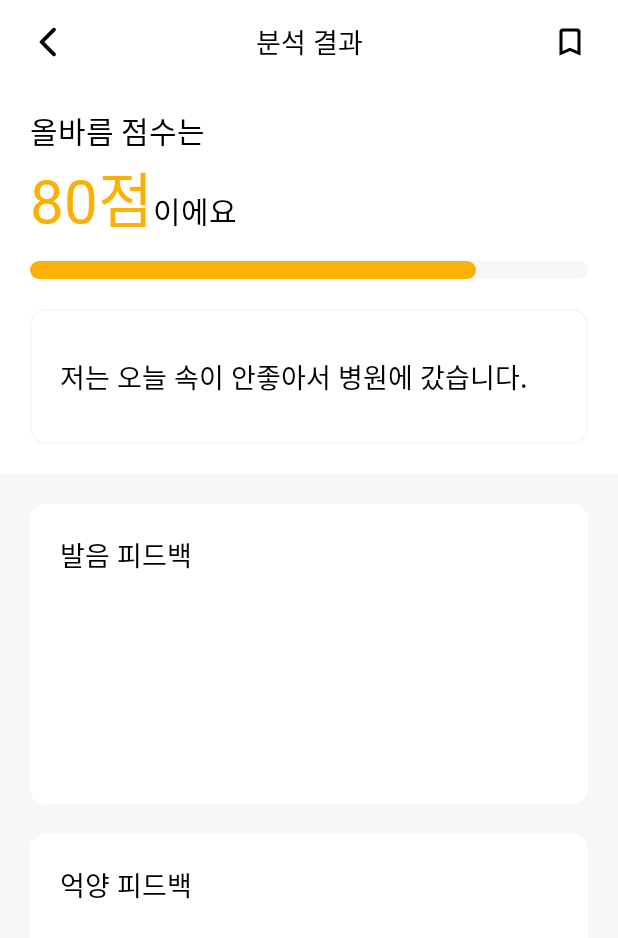
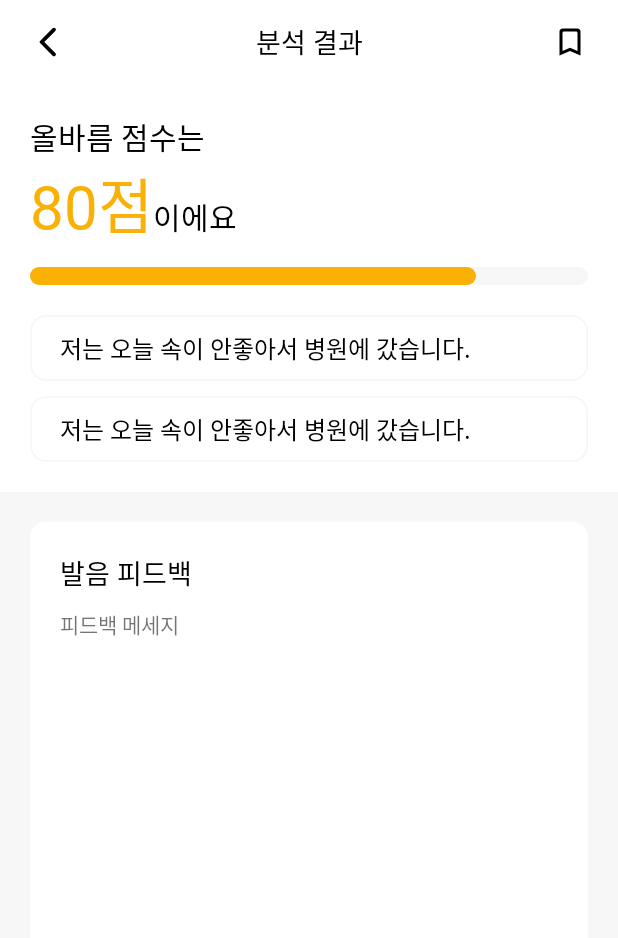
Before and after one commit to jiyuneel/Olbareum, an Android app: the FeedbackActivity screen opened directly, with no data from a screen before it, on a phone screen of 412 x 824 dp. Shown: the top 938 px of the screen. Run offline under Robolectric (Android 15) with nearby library versions, the light colour scheme and no system bars; pictures from the network do not load.

Commit message:
feat: FeedbackActivity로 피드백 데이터 전송

```diff
--- a/app/build.gradle.kts
+++ b/app/build.gradle.kts
@@ -1,6 +1,7 @@
 plugins {
     alias(libs.plugins.android.application)
     alias(libs.plugins.jetbrains.kotlin.android)
+    id("kotlin-parcelize")
 }
 
 android {
@@ -53,4 +54,6 @@ dependencies {
     implementation("com.squareup.retrofit2:retrofit:2.11.0")
     implementation("com.squareup.retrofit2:converter-gson:2.11.0")
     implementation("com.squareup.okhttp3:okhttp:4.12.0")
+
+    implementation("com.github.bumptech.glide:glide:4.16.0")
 }
--- a/app/src/main/java/com/olbareum/olbareum/FeedbackActivity.kt
+++ b/app/src/main/java/com/olbareum/olbareum/FeedbackActivity.kt
@@ -2,7 +2,9 @@ package com.olbareum.olbareum
 
 import android.os.Bundle
 import androidx.appcompat.app.AppCompatActivity
+import com.bumptech.glide.Glide
 import com.olbareum.olbareum.databinding.ActivityFeedbackBinding
+import com.olbareum.olbareum.retrofit.dto.feedback.FeedbackResponseDto
 
 class FeedbackActivity : AppCompatActivity() {
 
@@ -13,6 +15,25 @@ class FeedbackActivity : AppCompatActivity() {
         binding = ActivityFeedbackBinding.inflate(layoutInflater)
         setContentView(binding.root)
 
+        val feedbackData = intent.getParcelableExtra<FeedbackResponseDto>("feedbackData")
+        if (feedbackData != null) {
+            binding.score.text = "${feedbackData.pronunciationScore}점"
+//            val pronunciationScore = feedbackData.pronunciationScore.toInt()
+//            binding.scoreBar.progress = feedbackData.pronunciationScore.toInt()
+            binding.pronunciationFeedback.text = feedbackData.pronunciationFeedback
+//            binding.intonationFeedback.text = feedbackData.intonationFeedback
+            binding.sentence.text = feedbackData.textSentence
+            binding.transcription.text = feedbackData.transcription
+
+            Glide.with(binding.root.context)
+                .load(feedbackData.pronunciationFeedbackImage)
+                .into(binding.pronunciationFeedbackImage)
+
+//            Glide.with(binding.root.context)
+//                .load(feedbackData.intonationFeedbackImage)
+//                .into(binding.intonationFeedbackImage)
+        }
+
         binding.backButton.setOnClickListener {
             finish()
         }
--- a/app/src/main/java/com/olbareum/olbareum/record/RecordActivity.kt
+++ b/app/src/main/java/com/olbareum/olbareum/record/RecordActivity.kt
@@ -1,7 +1,6 @@
 package com.olbareum.olbareum.record
 
 import android.app.Dialog
-import android.app.ProgressDialog
 import android.content.Intent
 import android.content.pm.PackageManager
 import android.graphics.Color
@@ -20,15 +19,10 @@ import androidx.core.content.ContextCompat
 import com.olbareum.olbareum.FeedbackActivity
 import com.olbareum.olbareum.R
 import com.olbareum.olbareum.databinding.ActivityRecordBinding
-import com.olbareum.olbareum.retrofit.RetrofitService
-import com.olbareum.olbareum.retrofit.dto.feedback.FeedbackResponseDto
 import com.olbareum.olbareum.retrofit.view_model.FeedbackViewModel
 import okhttp3.MediaType.Companion.toMediaTypeOrNull
 import okhttp3.MultipartBody
 import okhttp3.RequestBody.Companion.asRequestBody
-import retrofit2.Call
-import retrofit2.Callback
-import retrofit2.Response
 import java.io.File
 import java.io.IOException
 
@@ -75,11 +69,17 @@ class RecordActivity : AppCompatActivity(), OnTimerTickListener {
 
         binding.analyzeButton.setOnClickListener {
             uploadAudioFile(binding.sentence.text.toString())
-            startActivity(Intent(this, FeedbackActivity::class.java))
         }
 
         binding.backButton.setOnClickListener {
             finish()
+        }
+
+        viewModel.feedback.observe(this) {
+            val intent = Intent(this, FeedbackActivity::class.java).apply {
+                putExtra("feedbackData", it)
+            }
+            startActivity(intent)
         }
 
 //        val dialog = Dialog(this)
--- a/app/src/main/java/com/olbareum/olbareum/retrofit/dto/feedback/FeedbackResponseDto.kt
+++ b/app/src/main/java/com/olbareum/olbareum/retrofit/dto/feedback/FeedbackResponseDto.kt
@@ -1,8 +1,11 @@
 package com.olbareum.olbareum.retrofit.dto.feedback
 
 
+import android.os.Parcelable
 import com.google.gson.annotations.SerializedName
+import kotlinx.parcelize.Parcelize
 
+@Parcelize
 data class FeedbackResponseDto(
     @SerializedName("id")
     val id: String,
@@ -15,11 +18,11 @@ data class FeedbackResponseDto(
     @SerializedName("pronunciation_feedback")
     val pronunciationFeedback: String,
     @SerializedName("pronunciation_score")
-    val pronunciationScore: Int,
+    val pronunciationScore: Double,
     @SerializedName("pronunciation_feedback_image")
     val pronunciationFeedbackImage: String,
     @SerializedName("intonation_feedback")
     val intonationFeedback: String,
     @SerializedName("intonation_feedback_image")
     val intonationFeedbackImage: String
-)
+): Parcelable
--- a/app/src/main/java/com/olbareum/olbareum/retrofit/view_model/FeedbackViewModel.kt
+++ b/app/src/main/java/com/olbareum/olbareum/retrofit/view_model/FeedbackViewModel.kt
@@ -24,6 +24,7 @@ class FeedbackViewModel : ViewModel() {
                 Log.i("testt", "${call.request()}")
                 if (response.isSuccessful) {
                     Log.d("testt", "${response.code()} ${response.body()}")
+                    _feedback.value = response.body()
                 } else {
                     Log.e("testt", "${response.code()} ${response.errorBody()?.string()}")
                 }
--- a/app/src/main/res/layout/activity_feedback.xml
+++ b/app/src/main/res/layout/activity_feedback.xml
@@ -44,9 +44,8 @@
         android:id="@+id/result"
         android:layout_width="match_parent"
         android:layout_height="wrap_content"
-        android:layout_marginHorizontal="20dp"
-        android:layout_marginTop="16dp"
         android:orientation="vertical"
+        android:padding="20dp"
         app:layout_constraintTop_toBottomOf="@+id/toolbar">
 
         <TextView
@@ -82,6 +81,7 @@
         </androidx.appcompat.widget.LinearLayoutCompat>
 
         <com.google.android.material.progressindicator.LinearProgressIndicator
+            android:id="@+id/score_bar"
             android:layout_width="match_parent"
             android:layout_height="wrap_content"
             android:layout_marginTop="12dp"
@@ -92,16 +92,32 @@
             app:trackThickness="12dp" />
 
         <TextView
+            android:id="@+id/sentence"
             android:layout_width="match_parent"
-            android:layout_height="90dp"
-            android:gravity="center_vertical"
-            android:layout_marginVertical="20dp"
+            android:layout_height="wrap_content"
+            android:layout_marginTop="20dp"
             android:background="@drawable/style_radius_stroke_gray1"
             android:fontFamily="@font/pretendard_medium"
+            android:gravity="center_vertical"
             android:paddingHorizontal="20dp"
+            android:paddingVertical="10dp"
             android:text="저는 오늘 속이 안좋아서 병원에 갔습니다."
             android:textColor="@color/black"
-            android:textSize="18dp" />
+            android:textSize="16dp" />
+
+        <TextView
+            android:id="@+id/transcription"
+            android:layout_width="match_parent"
+            android:layout_height="wrap_content"
+            android:layout_marginTop="10dp"
+            android:background="@drawable/style_radius_stroke_gray1"
+            android:fontFamily="@font/pretendard_medium"
+            android:gravity="center_vertical"
+            android:paddingHorizontal="20dp"
+            android:paddingVertical="10dp"
+            android:text="저는 오늘 속이 안좋아서 병원에 갔습니다."
+            android:textColor="@color/black"
+            android:textSize="16dp" />
 
     </androidx.appcompat.widget.LinearLayoutCompat>
 
@@ -116,18 +132,14 @@
 
         <androidx.appcompat.widget.LinearLayoutCompat
             android:layout_width="match_parent"
-            android:layout_height="wrap_content"
-            android:orientation="vertical">
-
-            <FrameLayout
-                android:layout_width="match_parent"
-                android:layout_height="200dp"
-                android:background="@drawable/style_radius_white">
+            android:layout_height="match_parent"
+            android:background="@drawable/style_radius_white"
+            android:orientation="vertical"
+            android:padding="20dp">
 
             <androidx.appcompat.widget.LinearLayoutCompat
                 android:layout_width="wrap_content"
                 android:layout_height="wrap_content"
-                    android:layout_margin="20dp"
                 android:orientation="horizontal">
 
                 <TextView
@@ -148,44 +160,65 @@
 
             </androidx.appcompat.widget.LinearLayoutCompat>
 
-            </FrameLayout>
+            <TextView
+                android:id="@+id/pronunciation_feedback"
+                android:layout_width="match_parent"
+                android:layout_height="wrap_content"
+                android:layout_marginVertical="10dp"
+                android:text="피드백 메세지" />
 
-            <Space
-                android:layout_width="0dp"
-                android:layout_height="20dp" />
-
-            <FrameLayout
-                android:layout_width="match_parent"
-                android:layout_height="200dp"
-                android:background="@drawable/style_radius_white">
-
-                <androidx.appcompat.widget.LinearLayoutCompat
+            <ImageView
+                android:id="@+id/pronunciation_feedback_image"
                 android:layout_width="wrap_content"
                 android:layout_height="wrap_content"
-                    android:layout_margin="20dp"
-                    android:orientation="horizontal">
-
-                    <TextView
-                        android:layout_width="wrap_content"
-                        android:layout_height="wrap_content"
-                        android:fontFamily="@font/pretendard_bold"
-                        android:text="억양"
-                        android:textColor="@color/black"
-                        android:textSize="18dp" />
-
-                    <TextView
-                        android:layout_width="wrap_content"
-                        android:layout_height="wrap_content"
-                        android:fontFamily="@font/pretendard_regular"
-                        android:text=" 피드백"
-                        android:textColor="@color/black"
-                        android:textSize="18dp" />
+                android:layout_gravity="center" />
 
         </androidx.appcompat.widget.LinearLayoutCompat>
 
-            </FrameLayout>
+        <!--            <androidx.appcompat.widget.LinearLayoutCompat-->
+        <!--                android:layout_width="match_parent"-->
+        <!--                android:layout_height="wrap_content"-->
+        <!--                android:background="@drawable/style_radius_white"-->
+        <!--                android:orientation="vertical"-->
+        <!--                android:padding="20dp">-->
 
-        </androidx.appcompat.widget.LinearLayoutCompat>
+        <!--                <androidx.appcompat.widget.LinearLayoutCompat-->
+        <!--                    android:layout_width="wrap_content"-->
+        <!--                    android:layout_height="wrap_content"-->
+        <!--                    android:orientation="horizontal">-->
+
+        <!--                    <TextView-->
+        <!--                        android:layout_width="wrap_content"-->
+        <!--                        android:layout_height="wrap_content"-->
+        <!--                        android:fontFamily="@font/pretendard_bold"-->
+        <!--                        android:text="억양"-->
+        <!--                        android:textColor="@color/black"-->
+        <!--                        android:textSize="18dp" />-->
+
+        <!--                    <TextView-->
+        <!--                        android:layout_width="wrap_content"-->
+        <!--                        android:layout_height="wrap_content"-->
+        <!--                        android:fontFamily="@font/pretendard_regular"-->
+        <!--                        android:text=" 피드백"-->
+        <!--                        android:textColor="@color/black"-->
+        <!--                        android:textSize="18dp" />-->
+
+        <!--                </androidx.appcompat.widget.LinearLayoutCompat>-->
+
+        <!--                <TextView-->
+        <!--                    android:id="@+id/intonation_feedback"-->
+        <!--                    android:layout_width="match_parent"-->
+        <!--                    android:layout_height="wrap_content"-->
+        <!--                    android:layout_marginVertical="10dp"-->
+        <!--                    android:text="vlemqor" />-->
+
+        <!--                <ImageView-->
+        <!--                    android:id="@+id/intonation_feedback_image"-->
+        <!--                    android:layout_width="wrap_content"-->
+        <!--                    android:layout_height="wrap_content"-->
+        <!--                    android:layout_gravity="center" />-->
+
+        <!--            </androidx.appcompat.widget.LinearLayoutCompat>-->
 
     </FrameLayout>
 
--- a/app/src/main/res/layout/activity_record.xml
+++ b/app/src/main/res/layout/activity_record.xml
@@ -48,7 +48,7 @@
         android:layout_marginTop="40dp"
         android:fontFamily="@font/pretendard_medium"
         android:gravity="center_vertical"
-        android:text="저는 오늘 속이 안좋아서 병원에 갔습니다."
+        android:text="나는 행복하게 끝나는 영화가 좋다."
         android:textColor="@color/black"
         android:textSize="20dp"
         app:layout_constraintTop_toBottomOf="@+id/toolbar" />
```
Lines whose indentation alone changed are shown as unchanged.
